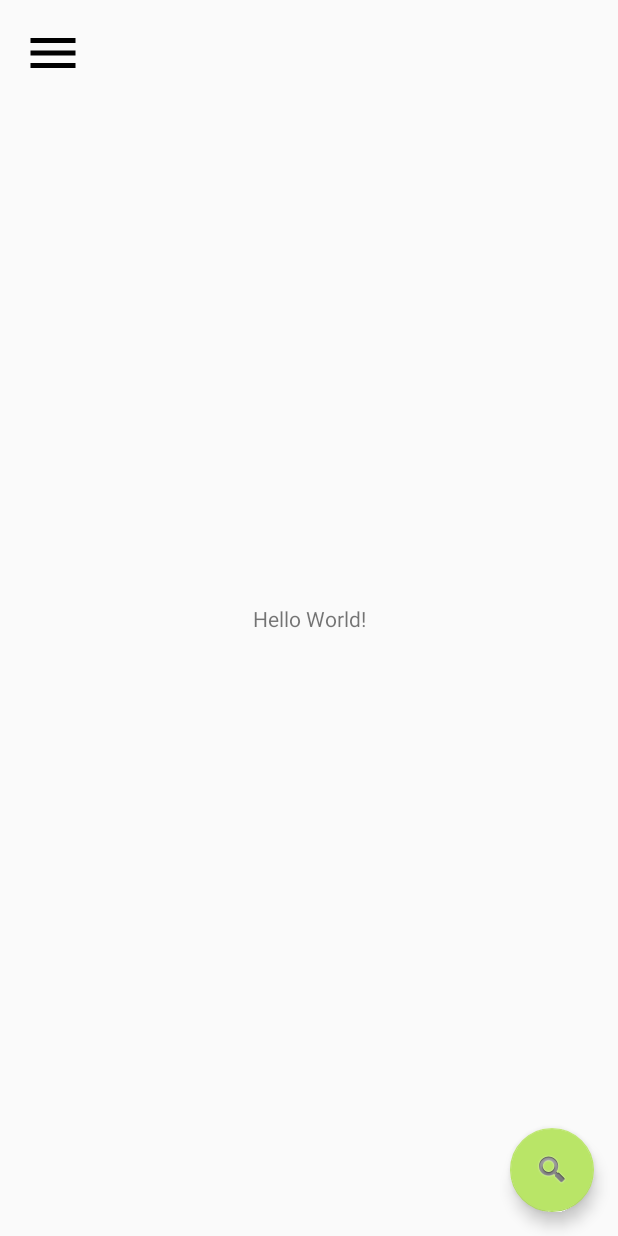
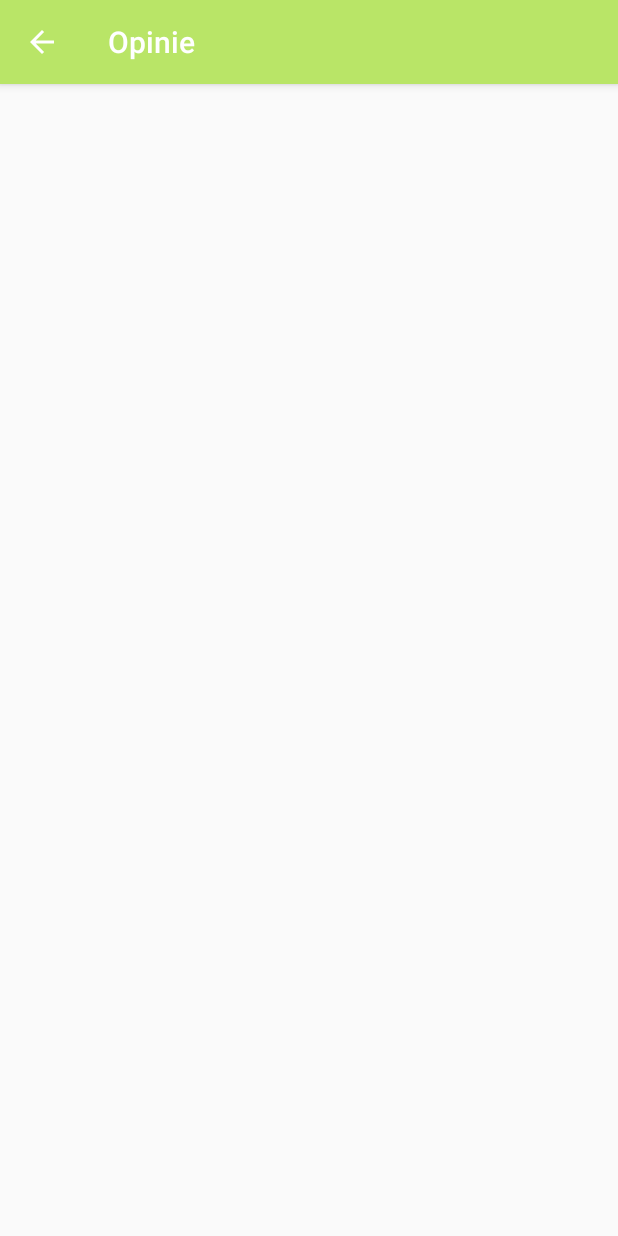
Before and after one commit to J-Ziemniewicz/PIT, an Android app: the screen it shows after launch (MainActivity before the commit, OpinionActivity after it), in the side drawer, after a tap on "Opinie", on a phone screen of 412 x 824 dp. Run offline under Robolectric (Android 15) with nearby library versions, the light colour scheme and no system bars.

Commit message:
Activities for all items in  menu, changed app icon

```diff
--- /dev/null
+++ b/veganApp/app/src/main/java/com/example/veganapp/FavouriteActivity.kt
@@ -0,0 +1,21 @@
+package com.example.veganapp
+
+import android.support.v7.app.AppCompatActivity
+import android.os.Bundle
+
+class FavouriteActivity : AppCompatActivity() {
+
+    override fun onCreate(savedInstanceState: Bundle?) {
+        super.onCreate(savedInstanceState)
+        setContentView(R.layout.activity_favourite)
+        val actionBar = supportActionBar
+
+        actionBar!!.title = "Ulubione"
+        actionBar.setDisplayHomeAsUpEnabled(true)
+    }
+
+    override fun onSupportNavigateUp(): Boolean {
+        onBackPressed()
+        return true
+    }
+}
--- a/veganApp/app/src/main/java/com/example/veganapp/LoadingActivity.kt
+++ b/veganApp/app/src/main/java/com/example/veganapp/LoadingActivity.kt
@@ -72,15 +72,6 @@ class LoadingActivity : AppCompatActivity() {
 
     }
 
-    override fun onPostCreate(savedInstanceState: Bundle?) {
-        super.onPostCreate(savedInstanceState)
-
-        // Trigger the initial hide() shortly after the activity has been
-        // created, to briefly hint to the user that UI controls
-        // are available.
-
-    }
-
     private fun toggle() {
         if (mVisible) {
             hide()
--- a/veganApp/app/src/main/java/com/example/veganapp/MainActivity.kt
+++ b/veganApp/app/src/main/java/com/example/veganapp/MainActivity.kt
@@ -1,5 +1,6 @@
 package com.example.veganapp
 
+import android.content.Intent
 import android.os.Bundle
 import android.support.design.widget.FloatingActionButton
 import android.support.design.widget.Snackbar
@@ -83,4 +84,54 @@ class MainActivity : AppCompatActivity(), NavigationView.OnNavigationItemSelecte
         navView.setNavigationItemSelectedListener(this)
         drawerLayout.openDrawer(Gravity.START)
     }
+
+    fun profileClick(menuItem: MenuItem){
+        val thread = Thread {
+            run{
+                val intent = Intent(this, ProfilActivity::class.java)
+                startActivity(intent)
+            }
+        }
+        thread.start()
+    }
+
+    fun favouriteClick(menuItem: MenuItem){
+        val thread = Thread {
+            run{
+                val intent = Intent(this, FavouriteActivity::class.java)
+                startActivity(intent)
+            }
+        }
+        thread.start()
+    }
+
+    fun opinionClick(menuItem: MenuItem){
+        val thread = Thread {
+            run{
+                val intent = Intent(this, OpinionActivity::class.java)
+                startActivity(intent)
+            }
+        }
+        thread.start()
+    }
+
+    fun shareClick(menuItem: MenuItem){
+        val thread = Thread {
+            run{
+                val intent = Intent(this, ShareActivity::class.java)
+                startActivity(intent)
+            }
+        }
+        thread.start()
+    }
+
+    fun setClick(menuItem: MenuItem){
+        val thread = Thread {
+            run{
+                val intent = Intent(this, SettingsActivity::class.java)
+                startActivity(intent)
+            }
+        }
+        thread.start()
+    }
 }
--- /dev/null
+++ b/veganApp/app/src/main/java/com/example/veganapp/OpinionActivity.kt
@@ -0,0 +1,21 @@
+package com.example.veganapp
+
+import android.support.v7.app.AppCompatActivity
+import android.os.Bundle
+
+class OpinionActivity : AppCompatActivity() {
+
+    override fun onCreate(savedInstanceState: Bundle?) {
+        super.onCreate(savedInstanceState)
+        setContentView(R.layout.activity_opinion)
+      val actionBar = supportActionBar
+
+        actionBar!!.title = "Opinie"
+        actionBar.setDisplayHomeAsUpEnabled(true)
+    }
+
+    override fun onSupportNavigateUp(): Boolean {
+        onBackPressed()
+        return true
+    }
+}
--- /dev/null
+++ b/veganApp/app/src/main/res/layout/activity_opinion.xml
@@ -0,0 +1,10 @@
+<?xml version="1.0" encoding="utf-8"?>
+<android.support.constraint.ConstraintLayout
+        xmlns:android="http://schemas.android.com/apk/res/android"
+        xmlns:tools="http://schemas.android.com/tools"
+        xmlns:app="http://schemas.android.com/apk/res-auto"
+        android:layout_width="match_parent"
+        android:layout_height="match_parent"
+        tools:context=".OpinionActivity">
+
+</android.support.constraint.ConstraintLayout>
--- a/veganApp/app/src/main/res/menu/activity_main_drawer.xml
+++ b/veganApp/app/src/main/res/menu/activity_main_drawer.xml
@@ -6,19 +6,19 @@
     <group android:checkableBehavior="single">
         <item
                 android:id="@+id/nav_profile"
-                android:title="@string/menu_profile"/>
+                android:title="@string/menu_profile" android:onClick="profileClick"/>
         <item
                 android:id="@+id/nav_favourite"
-                android:title="@string/menu_favourite"/>
+                android:title="@string/menu_favourite" android:onClick="favouriteClick"/>
         <item
                 android:id="@+id/nav_opinion"
-                android:title="@string/menu_opinion"/>
+                android:title="@string/menu_opinion" android:onClick="opinionClick"/>
         <item
                 android:id="@+id/nav_share"
-                android:title="@string/menu_share"/>
+                android:title="@string/menu_share" android:onClick="shareClick"/>
         <item
                 android:id="@+id/nav_settings"
-                android:title="@string/menu_settings"/>
+                android:title="@string/menu_settings" android:onClick="setClick"/>
     </group>
 
 
--- a/veganApp/app/src/main/res/values/strings.xml
+++ b/veganApp/app/src/main/res/values/strings.xml
@@ -7,7 +7,7 @@
     <string name="nav_header_desc">Navigation header</string>
     <string name="action_settings">Settings</string>
 
-    <string name="menu_profile">Profil</string>
+    <string name="menu_profile">Moja dieta</string>
     <string name="menu_favourite">Ulubione</string>
     <string name="menu_opinion">Opinie</string>
     <string name="menu_share">Udostępnij</string>
@@ -17,4 +17,5 @@
 
     <string name="title_activity_loading">LoadingActivity</string>
     <string name="loading_icon">Loading</string>
+    <string name="title_activity_opinion">OpinionActivity</string>
 </resources>
--- /dev/null
+++ b/veganApp/app/src/main/res/xml/backup_descriptor.xml
@@ -0,0 +1,4 @@
+<?xml version="1.0" encoding="utf-8"?>
+<full-backup-content>
+    <!-- Exclude specific shared preferences that contain GCM registration Id -->
+</full-backup-content>
--- a/veganApp/build.gradle
+++ b/veganApp/build.gradle
@@ -8,7 +8,7 @@ buildscript {
 
     }
     dependencies {
-        classpath 'com.android.tools.build:gradle:3.4.1'
+        classpath 'com.android.tools.build:gradle:3.4.2'
         classpath "org.jetbrains.kotlin:kotlin-gradle-plugin:$kotlin_version"
         // NOTE: Do not place your application dependencies here; they belong
         // in the individual module build.gradle files
```
Also changed, not shown: veganApp/app/src/main/AndroidManifest.xml (+13 -2 lines), veganApp/app/src/main/java/com/example/veganapp/ProfilActivity.kt (added, +21 -0 lines), veganApp/app/src/main/java/com/example/veganapp/SettingsActivity.kt (added, +21 -0 lines), veganApp/app/src/main/java/com/example/veganapp/ShareActivity.kt (added, +21 -0 lines), veganApp/app/src/main/res/layout/activity_favourite.xml (added, +10 -0 lines), veganApp/app/src/main/res/layout/activity_profil.xml (added, +10 -0 lines), veganApp/app/src/main/res/layout/activity_settings.xml (added, +10 -0 lines), veganApp/app/src/main/res/layout/activity_share.xml (added, +10 -0 lines), veganApp/app/src/main/res/drawable/freefrom_app_icon.png (added).
